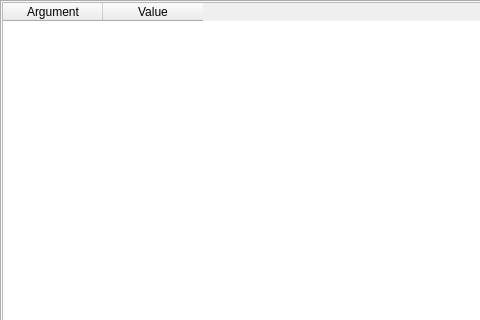
First picture: the form in src/batch/jobeditor/ui/jobeditor.ui, repository janeisklar/RSTools, before the edit; both pictures show x 0 to 480 and y 0 to 320 of the 800 by 595 pixel window.
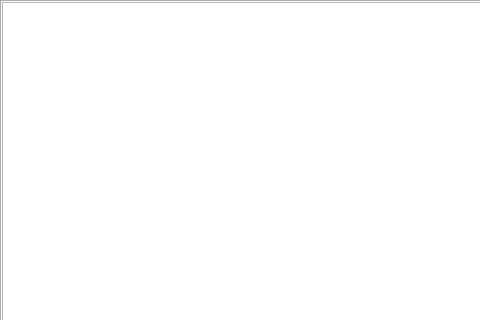
Second picture: the form after the edit. The open tabs and pages were chosen to show the change. Custom widgets are drawn as their Qt base class.

Commit message: job arguments now show up in the editor

The edit to the form file:
```diff
--- a/src/batch/jobeditor/ui/jobeditor.ui
+++ b/src/batch/jobeditor/ui/jobeditor.ui
@@ -73,36 +73,7 @@
          <number>0</number>
         </property>
         <item row="0" column="0">
-         <widget class="QTableWidget" name="tableWidget">
-          <property name="sizePolicy">
-           <sizepolicy hsizetype="Expanding" vsizetype="Expanding">
-            <horstretch>1</horstretch>
-            <verstretch>1</verstretch>
-           </sizepolicy>
-          </property>
-          <property name="contextMenuPolicy">
-           <enum>Qt::DefaultContextMenu</enum>
-          </property>
-          <property name="sortingEnabled">
-           <bool>true</bool>
-          </property>
-          <property name="columnCount">
-           <number>2</number>
-          </property>
-          <attribute name="horizontalHeaderMinimumSectionSize">
-           <number>4</number>
-          </attribute>
-          <column>
-           <property name="text">
-            <string>Argument</string>
-           </property>
-          </column>
-          <column>
-           <property name="text">
-            <string>Value</string>
-           </property>
-          </column>
-         </widget>
+         <widget class="QTableView" name="argumentsTable"/>
         </item>
        </layout>
       </widget>
```
The commit also changes 9 other files.
